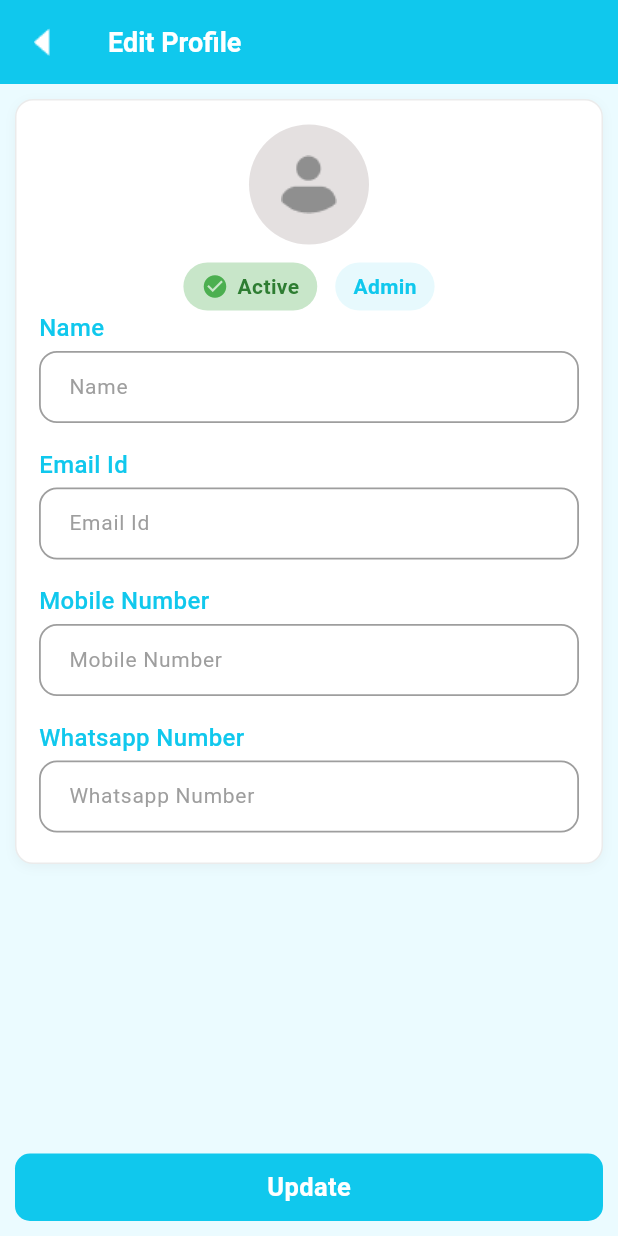
After one commit to mohamed-sajidh/LeadManager, a Flutter app: the EditProfile screen opened by its route, on a phone screen of 412 x 824 dp. The commit adds this screen. Run offline on Flutter 3.47's test engine with Material 3 defaults, Android fonts, the light colour scheme and no system bars; our stand-ins replace dio, flash, flutter_dotenv, flutter_secure_storage, loading_animation_widget; accounts and stored records are empty.

Commit message:
edit profile ui completed

```diff
--- a/lib/routes/app_routes.dart
+++ b/lib/routes/app_routes.dart
@@ -2,4 +2,5 @@ class AppRoutes {
   static const String splash = '/';
   static const String login = '/login';
   static const String bottom = '/bottom';
+  static const String editProfile = '/editProfile';
 }
--- a/lib/routes/route_generator.dart
+++ b/lib/routes/route_generator.dart
@@ -2,6 +2,7 @@ import 'package:flutter/material.dart';
 import 'package:lead_manager/routes/app_routes.dart';
 import 'package:lead_manager/views/bottom_bar/bottom_bar.dart';
 import 'package:lead_manager/views/login/login_screen.dart';
+import 'package:lead_manager/views/profile/widgets/edit_profile.dart';
 import 'package:lead_manager/views/splash_screen.dart';
 
 class RouteGenerator {
@@ -13,6 +14,8 @@ class RouteGenerator {
         return MaterialPageRoute(builder: (_) => const LoginScreen());
       case AppRoutes.bottom:
         return MaterialPageRoute(builder: (_) => const BottomBar());
+      case AppRoutes.editProfile:
+        return MaterialPageRoute(builder: (_) => const EditProfile());
 
       default:
         return MaterialPageRoute(
--- a/lib/views/login/login_screen.dart
+++ b/lib/views/login/login_screen.dart
@@ -4,7 +4,7 @@ import 'package:lead_manager/core/utils/app_colors.dart';
 import 'package:lead_manager/view_models/login_view_model.dart';
 import 'package:lead_manager/views/login/widgets/icon_widget.dart';
 import 'package:lead_manager/views/login/widgets/login_button_widget.dart';
-import 'package:lead_manager/views/login/widgets/text_widget.dart';
+import 'package:lead_manager/widgets/custom_text_widget.dart';
 import 'package:provider/provider.dart';
 
 class LoginScreen extends StatefulWidget {
--- a/lib/views/login/widgets/text_widget.dart
+++ /dev/null
@@ -1,8 +0,0 @@
-import 'package:flutter/material.dart';
-
-Widget textWidget(String text) {
-  return Text(
-    text,
-    style: const TextStyle(fontWeight: FontWeight.w400),
-  );
-}
--- /dev/null
+++ b/lib/views/profile/widgets/edit_profile.dart
@@ -0,0 +1,215 @@
+import 'package:flutter/material.dart';
+import 'package:lead_manager/core/utils/app_assets.dart';
+import 'package:lead_manager/core/utils/app_colors.dart';
+import 'package:lead_manager/views/profile/widgets/update_button.dart';
+import 'package:lead_manager/widgets/custom_text_widget.dart';
+import 'package:lead_manager/widgets/custom_textfield_widget.dart';
+
+class EditProfile extends StatefulWidget {
+  const EditProfile({super.key});
+
+  @override
+  State<EditProfile> createState() => _EditProfileState();
+}
+
+class _EditProfileState extends State<EditProfile> {
+  late TextEditingController nameTextController;
+  late TextEditingController emailIdTextController;
+  late TextEditingController mobileTextController;
+  late TextEditingController whatsappTextController;
+  late bool isActive;
+  late String userRole;
+
+  @override
+  void initState() {
+    super.initState();
+    nameTextController = TextEditingController();
+    emailIdTextController = TextEditingController();
+    mobileTextController = TextEditingController();
+    whatsappTextController = TextEditingController();
+    isActive = true;
+    userRole = "Admin";
+  }
+
+  @override
+  void dispose() {
+    nameTextController.dispose();
+    emailIdTextController.dispose();
+    mobileTextController.dispose();
+    whatsappTextController.dispose();
+    super.dispose();
+  }
+
+  @override
+  Widget build(BuildContext context) {
+    return Scaffold(
+      backgroundColor: AppColors.secondaryColor,
+      appBar: AppBar(
+        automaticallyImplyLeading: false,
+        title: const Text(
+          "Edit Profile",
+          style: TextStyle(
+            color: AppColors.white,
+            fontSize: 18,
+            fontWeight: FontWeight.w600,
+          ),
+        ),
+        leading: GestureDetector(
+          onTap: () {
+            Navigator.pop(context);
+          },
+          child: Image.asset(AppAssets.backIcon),
+        ),
+        backgroundColor: AppColors.primaryColor,
+      ),
+      body: SingleChildScrollView(
+        child: Padding(
+          padding: const EdgeInsets.symmetric(horizontal: 10, vertical: 10),
+          child: Container(
+            width: double.infinity,
+            padding: const EdgeInsets.symmetric(vertical: 16),
+            decoration: BoxDecoration(
+              color: AppColors.white,
+              borderRadius: BorderRadius.circular(12),
+              border: Border.all(
+                color: AppColors.black.withOpacity(0.08),
+                width: 1.0,
+              ),
+              boxShadow: [
+                BoxShadow(
+                  color: AppColors.black.withOpacity(0.04),
+                  blurRadius: 6,
+                  offset: const Offset(0, 2),
+                ),
+              ],
+            ),
+            child: Padding(
+              padding: const EdgeInsets.symmetric(horizontal: 15),
+              child: Column(
+                children: [
+                  Container(
+                    width: 80,
+                    height: 80,
+                    decoration: const BoxDecoration(
+                      shape: BoxShape.circle,
+                      color: Color.fromARGB(255, 228, 224, 224),
+                    ),
+                    child: Image.asset(AppAssets.profilePic),
+                  ),
+                  const SizedBox(height: 12),
+                  Row(
+                    mainAxisAlignment: MainAxisAlignment.center,
+                    children: [
+                      // Status Badge
+                      Container(
+                        padding: const EdgeInsets.symmetric(
+                            horizontal: 12, vertical: 6),
+                        decoration: BoxDecoration(
+                          color: isActive
+                              ? AppColors.green.shade100
+                              : AppColors.red.shade100,
+                          borderRadius: BorderRadius.circular(20),
+                        ),
+                        child: Row(
+                          children: [
+                            Icon(
+                              isActive ? Icons.check_circle : Icons.cancel,
+                              color: isActive ? AppColors.green : AppColors.red,
+                              size: 18,
+                            ),
+                            const SizedBox(width: 6),
+                            Text(
+                              isActive ? "Active" : "Inactive",
+                              style: TextStyle(
+                                color: isActive
+                                    ? AppColors.green.shade800
+                                    : AppColors.red.shade800,
+                                fontWeight: FontWeight.w600,
+                                fontSize: 14,
+                              ),
+                            ),
+                          ],
+                        ),
+                      ),
+
+                      const SizedBox(width: 12),
+
+                      // Role Label
+                      Container(
+                        padding: const EdgeInsets.symmetric(
+                            horizontal: 12, vertical: 6),
+                        decoration: BoxDecoration(
+                          color: AppColors.primaryColor.withOpacity(0.1),
+                          borderRadius: BorderRadius.circular(20),
+                        ),
+                        child: Text(
+                          userRole,
+                          style: const TextStyle(
+                            fontWeight: FontWeight.w600,
+                            fontSize: 14,
+                            color: AppColors.primaryColor,
+                          ),
+                        ),
+                      ),
+                    ],
+                  ),
+                  Align(
+                    alignment: Alignment.centerLeft,
+                    child: textWidget(
+                      "Name",
+                      color: AppColors.primaryColor,
+                    ),
+                  ),
+                  CustomTextfieldWidget(
+                    hintText: "Name",
+                    textfield: nameTextController,
+                  ),
+                  const SizedBox(height: 12),
+                  Align(
+                    alignment: Alignment.centerLeft,
+                    child: textWidget(
+                      "Email Id",
+                      color: AppColors.primaryColor,
+                    ),
+                  ),
+                  CustomTextfieldWidget(
+                    hintText: "Email Id",
+                    textfield: emailIdTextController,
+                  ),
+                  const SizedBox(height: 12),
+                  Align(
+                    alignment: Alignment.centerLeft,
+                    child: textWidget(
+                      "Mobile Number",
+                      color: AppColors.primaryColor,
+                    ),
+                  ),
+                  CustomTextfieldWidget(
+                    hintText: "Mobile Number",
+                    textfield: mobileTextController,
+                  ),
+                  const SizedBox(height: 12),
+                  Align(
+                    alignment: Alignment.centerLeft,
+                    child: textWidget(
+                      "Whatsapp Number",
+                      color: AppColors.primaryColor,
+                    ),
+                  ),
+                  CustomTextfieldWidget(
+                    hintText: "Whatsapp Number",
+                    textfield: whatsappTextController,
+                  )
+                ],
+              ),
+            ),
+          ),
+        ),
+      ),
+      bottomNavigationBar: const Padding(
+        padding: EdgeInsets.symmetric(horizontal: 10, vertical: 10),
+        child: UpdateButton(),
+      ),
+    );
+  }
+}
--- a/lib/views/profile/widgets/person_details_tile.dart
+++ b/lib/views/profile/widgets/person_details_tile.dart
@@ -1,6 +1,7 @@
 import 'package:flutter/material.dart';
 import 'package:lead_manager/core/utils/app_assets.dart';
 import 'package:lead_manager/core/utils/app_colors.dart';
+import 'package:lead_manager/routes/app_routes.dart';
 
 class PersonDetailsTile extends StatelessWidget {
   const PersonDetailsTile({super.key});
@@ -81,7 +82,11 @@ class PersonDetailsTile extends StatelessWidget {
                 ],
               ),
             ),
-            const SizedBox(
+            GestureDetector(
+              onTap: () {
+                Navigator.pushNamed(context, AppRoutes.editProfile);
+              },
+              child: const SizedBox(
                 height: 30,
                 width: 100,
                 child: Row(
@@ -104,6 +109,7 @@ class PersonDetailsTile extends StatelessWidget {
                   ],
                 ),
               ),
+            ),
           ],
         ),
       ),
--- /dev/null
+++ b/lib/views/profile/widgets/update_button.dart
@@ -0,0 +1,33 @@
+import 'package:flutter/material.dart';
+import 'package:lead_manager/core/utils/app_colors.dart';
+
+class UpdateButton extends StatelessWidget {
+  const UpdateButton({super.key});
+
+  @override
+  Widget build(BuildContext context) {
+    return GestureDetector(
+      onTap: () {
+        print("button tapped");
+      },
+      child: Container(
+        height: 45,
+        width: double.infinity,
+        decoration: BoxDecoration(
+          color: AppColors.primaryColor,
+          borderRadius: BorderRadius.circular(10),
+        ),
+        child: const Center(
+          child: Text(
+            "Update",
+            style: TextStyle(
+              fontWeight: FontWeight.bold,
+              color: AppColors.white,
+              fontSize: 17,
+            ),
+          ),
+        ),
+      ),
+    );
+  }
+}
--- /dev/null
+++ b/lib/widgets/custom_text_widget.dart
@@ -0,0 +1,14 @@
+import 'package:flutter/material.dart';
+import 'package:lead_manager/core/utils/app_colors.dart';
+
+Widget textWidget(String text,
+    {Color? color, double? fontSize, FontWeight? fontWeight}) {
+  return Text(
+    text,
+    style: TextStyle(
+      fontWeight: fontWeight ?? FontWeight.w500,
+      fontSize: fontSize ?? 16,
+      color: color ?? AppColors.black,
+    ),
+  );
+}
--- /dev/null
+++ b/lib/widgets/custom_textfield_widget.dart
@@ -0,0 +1,60 @@
+import 'package:flutter/material.dart';
+import 'package:lead_manager/core/utils/app_colors.dart';
+
+class CustomTextfieldWidget extends StatelessWidget {
+  final String hintText;
+  final TextEditingController textfield;
+
+  const CustomTextfieldWidget({
+    super.key,
+    required this.hintText,
+    required this.textfield,
+  });
+
+  @override
+  Widget build(BuildContext context) {
+    return Container(
+      margin: const EdgeInsets.symmetric(vertical: 4),
+      height: 48,
+      child: TextFormField(
+        controller: textfield,
+        validator: (value) {
+          if (value == null || value.isEmpty) {
+            return 'Required';
+          }
+          return null;
+        },
+        style: const TextStyle(fontSize: 16),
+        decoration: InputDecoration(
+          filled: true,
+          fillColor: AppColors.white,
+          hintText: hintText,
+          hintStyle: const TextStyle(
+            color: AppColors.grey,
+            fontSize: 14,
+          ),
+          contentPadding:
+              const EdgeInsets.symmetric(horizontal: 16, vertical: 18),
+
+          // Not focused
+          enabledBorder: OutlineInputBorder(
+            borderSide: const BorderSide(color: AppColors.grey, width: 1.2),
+            borderRadius: BorderRadius.circular(12),
+          ),
+
+          // Focused
+          focusedBorder: OutlineInputBorder(
+            borderSide:
+                const BorderSide(color: AppColors.primaryColor, width: 2.0),
+            borderRadius: BorderRadius.circular(12),
+          ),
+
+          // Default
+          border: OutlineInputBorder(
+            borderRadius: BorderRadius.circular(12),
+          ),
+        ),
+      ),
+    );
+  }
+}
```
Lines whose indentation alone changed are shown as unchanged.
